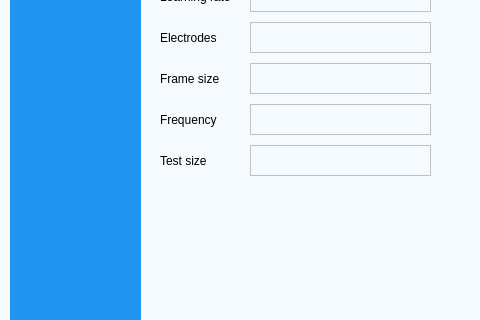
Before: the Qt Designer form UI/aUI_projekt_EEG.ui in matimusial/ADHDPredictorApp, drawn with Qt 5; both pictures show x 0 to 480 and y 175 to 495 of the 1050 by 620 pixel window.
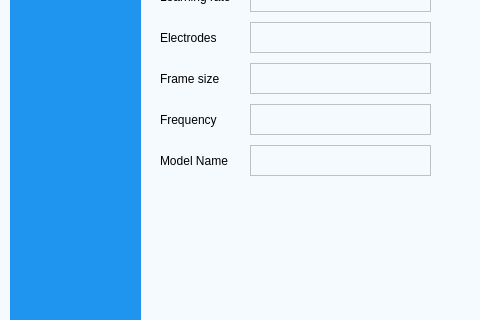
After: the same form once the commit is applied.

Commit message: eeg cnn się nie crashuje na pokazanie ui

What changed in the file:
```diff
--- a/UI/aUI_projekt_EEG.ui
+++ b/UI/aUI_projekt_EEG.ui
@@ -329,7 +329,7 @@
         <item>
          <widget class="QLabel" name="test_size">
           <property name="text">
-           <string>Test size</string>
+           <string>Model Name</string>
           </property>
          </widget>
         </item>
```
The commit also changes 1 other file.
